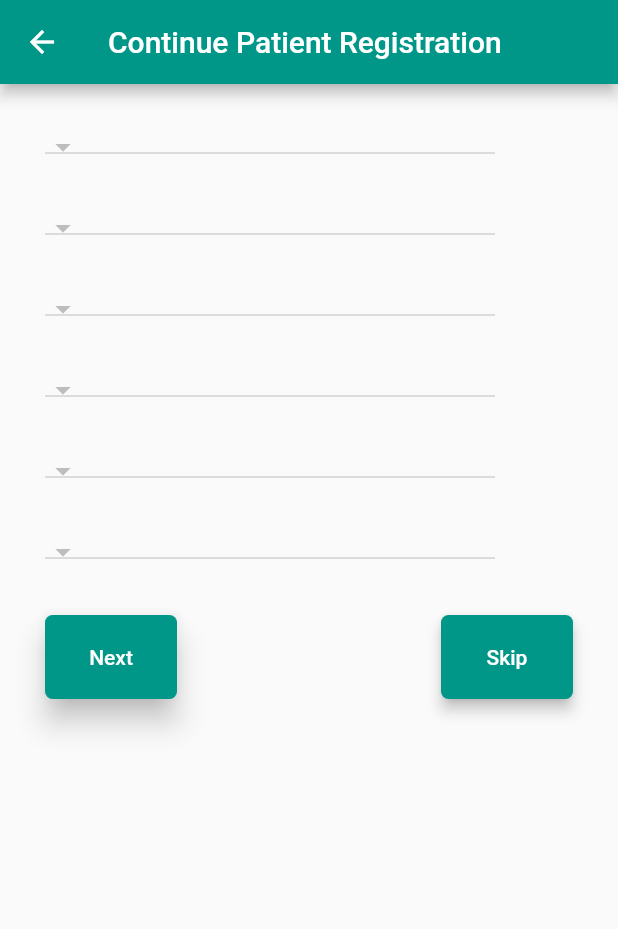
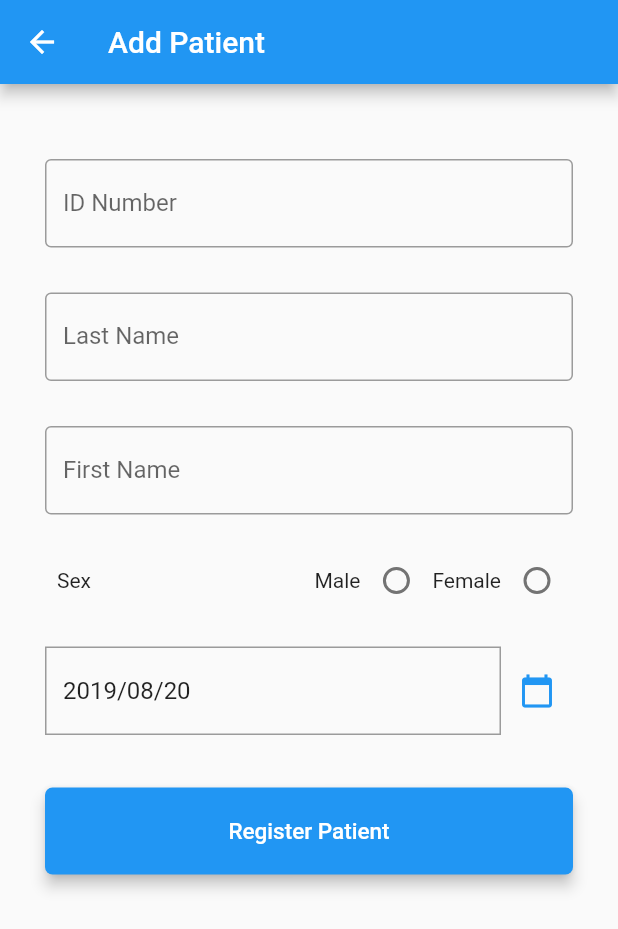
Before and after one commit to zingwena/ehr_mobile-flutter, a Flutter app: the EditDemographics screen opened directly with empty values, after a tap on "Skip", on a phone screen of 412 x 824 dp. Shown: the top 929 px of the screen. Run offline on Flutter 3.47's test engine with Material 2 defaults, Android fonts, the phone set to English and light mode, and no system bars; generated files the repository leaves out were written again.

Commit message:
add functionality to add patient firstname, lastname and national id

```diff
--- /dev/null
+++ b/lib/model/patient.dart
@@ -0,0 +1,66 @@
+import 'package:intl/intl.dart';
+import 'package:json_annotation/json_annotation.dart';
+
+part 'patient.g.dart';
+
+@JsonSerializable()
+class Patient {
+  int id;
+
+  String firstName;
+  String lastName;
+  String sex;
+  String nationalId;
+
+  DateTime birthDate;
+  int age;
+
+  String selfIdentifiedGender;
+  String religion;
+  String occupation;
+  String maritalStatus;
+  String educationLevel;
+
+  String schoolHouse;
+  String suburbVillage;
+  String town;
+
+
+
+  Patient.basic(this.nationalId, this.firstName,this.lastName,this.sex);
+
+  Patient(
+      this.firstName,
+      this.lastName,
+      this.sex,
+      this.nationalId,
+      this.birthDate,
+      this.selfIdentifiedGender,
+      this.religion,
+      this.occupation,
+      this.maritalStatus,
+      this.educationLevel);
+
+ factory Patient.fromJson(Map<String, dynamic> json) => _$PatientFromJson(json);
+
+
+  Map<String, dynamic> toJson() => _$PatientToJson(this);
+
+  @override
+  String toString() {
+    return 'Patient{id: $id, firstName: $firstName, lastName: $lastName, sex: $sex, nationalId: $nationalId, birthDate: $birthDate,age: $age selfIdentifiedGender: $selfIdentifiedGender, religion: $religion, occupation: $occupation, maritalStatus: $maritalStatus, educationLevel: $educationLevel, schoolHouse: $schoolHouse, suburbVillage: $suburbVillage, town: $town}';
+  }
+
+  static List<Patient> fromJsonDecodedMap(List dynamicList) {
+    List<Patient> patientList = [];
+
+    if (dynamicList != null) {
+      dynamicList.forEach((e) {
+        Patient patient = Patient.fromJson(e);
+        patientList.add(patient);
+      });
+    }
+
+    return patientList;
+  }
+}
--- /dev/null
+++ b/lib/view/add_patient.dart
@@ -0,0 +1,253 @@
+import 'dart:convert';
+
+import 'package:ehr_mobile/model/patient.dart';
+import 'package:flutter/material.dart';
+import 'package:intl/intl.dart';
+import 'package:flutter/services.dart';
+import 'edit_demographics.dart';
+
+class AddPatient extends StatefulWidget {
+  @override
+  State createState() {
+    return _AddPatient();
+  }
+}
+
+class _AddPatient extends State<AddPatient> {
+  final _formKey = GlobalKey<FormState>();
+   static final MethodChannel addPatient= MethodChannel('zw.gov.mohcc.mrs.ehr_mobile/addPatient');
+  String lastName, firstName, nationalId;
+  var selectedDate;
+  DateTime date;
+  int _gender = 0;
+  String gender = "";
+  String _identifier;
+  List<DropdownMenuItem<String>> _identifierDropdownMenuItem;
+  List _identifierList = [
+    "Select Identifier",
+    "Passport",
+    "Birth Certificate",
+    "National Id",
+    "Driver's Licence"
+  ];
+
+  @override
+  void initState() {
+    selectedDate = DateFormat("yyyy/MM/dd").format(DateTime.now());
+    date = DateTime.now();
+    _identifierDropdownMenuItem = getIdentifierDropdownMenuItems();
+    _identifier = _identifierDropdownMenuItem[0].value;
+    super.initState();
+  }
+
+  Future<Null> _selectDate(BuildContext context) async {
+    final DateTime picked = await showDatePicker(
+        context: context,
+        initialDate: DateTime.now(),
+        firstDate: DateTime(1900, 8),
+        lastDate: DateTime(2101));
+    if (picked != null && picked != selectedDate)
+      setState(() {
+        selectedDate = DateFormat("yyyy/MM/dd").format(picked);
+      });
+  }
+
+  void _handleGenderChange(int value) {
+    setState(() {
+      _gender = value;
+
+      switch (_gender) {
+        case 1:
+          gender = "MALE";
+          break;
+        case 2:
+          gender = "FEMALE";
+          break;
+      }
+    });
+  }
+
+  List<DropdownMenuItem<String>> getIdentifierDropdownMenuItems() {
+    List<DropdownMenuItem<String>> items = new List();
+    for (String identifier in _identifierList) {
+      // here we are creating the drop down menu items, you can customize the item right here
+      // but I'll just use a simple text for this
+      items.add(DropdownMenuItem(value: identifier, child: Text(identifier)));
+    }
+    return items;
+  }
+
+  @override
+  Widget build(BuildContext context) {
+
+    return Scaffold(
+      appBar: AppBar(
+        backgroundColor: Colors.blue,
+        title: Text('Add Patient'),
+      ),
+      body: SingleChildScrollView(
+        scrollDirection: Axis.vertical,
+        child: Padding(
+          padding: const EdgeInsets.all(30.0),
+          child: Form(
+              key: _formKey,
+              child: Column(
+                crossAxisAlignment: CrossAxisAlignment.start,
+                mainAxisAlignment: MainAxisAlignment.spaceEvenly,
+                children: <Widget>[
+                  SizedBox(
+                    height: 20.0,
+                  ),
+                  TextFormField(
+                    validator: (value) {
+                      return value.isEmpty ? 'Enter some text' : null;
+                    },
+                    onSaved: (value) => setState(() {
+                      nationalId = value;
+                    }),
+                    decoration: InputDecoration(
+                        labelText: _identifier == "Select Identifier"
+                            ? "ID Number"
+                            : _identifier + " Number",
+                        border: OutlineInputBorder()),
+                  ),
+                  SizedBox(
+                    height: 30.0,
+                  ),
+                  TextFormField(
+                    validator: (value) {
+                      return value.isEmpty ? 'Enter some text' : null;
+                    },
+                    onSaved: (value) => setState(() {
+                      lastName = value;
+                    }),
+                    decoration: InputDecoration(
+                        labelText: 'Last Name', border: OutlineInputBorder()),
+                  ),
+                  SizedBox(
+                    height: 30.0,
+                  ),
+                  TextFormField(
+                    validator: (value) {
+                      return value.isEmpty ? 'Enter some text' : null;
+                    },
+                    onSaved: (value) => setState(() {
+                      firstName = value;
+                    }),
+                    decoration: InputDecoration(
+                        labelText: 'First Name', border: OutlineInputBorder()),
+                  ),
+                  SizedBox(
+                    height: 20.0,
+                  ),
+                  Row(
+                    children: <Widget>[
+                      Expanded(
+                        child: SizedBox(
+                          child: Padding(
+                            padding: const EdgeInsets.all(8.0),
+                            child: Text('Sex'),
+                          ),
+                          width: 250,
+                        ),
+                      ),
+                      Text('Male'),
+                      Radio(
+                          value: 1,
+                          groupValue: _gender,
+                          activeColor: Colors.blue,
+                          onChanged: _handleGenderChange),
+                      Text('Female'),
+                      Radio(
+                          value: 2,
+                          groupValue: _gender,
+                          activeColor: Colors.blue,
+                          onChanged: _handleGenderChange)
+                    ],
+                  ),
+                  SizedBox(
+                    height: 20.0,
+                  ),
+                  Row(
+                    children: <Widget>[
+                      Expanded(
+                        child: SizedBox(
+                          child: Padding(
+                            padding: const EdgeInsets.all(0.0),
+                            child: TextFormField(
+                              controller:
+                              TextEditingController(text: selectedDate),
+                              validator: (value) {
+                                return value.isEmpty ? 'Enter some text' : null;
+                              },
+                              decoration: InputDecoration(
+                                  border: OutlineInputBorder(
+                                      borderRadius:
+                                      BorderRadius.circular(0.0))),
+                            ),
+                          ),
+                          width: 100,
+                        ),
+                      ),
+                      IconButton(
+                          icon: Icon(Icons.calendar_today),
+                          color: Colors.blue,
+                          onPressed: () {
+                            _selectDate(context);
+                          })
+                    ],
+                  ),
+                  SizedBox(
+                    height: 35.0,
+                  ),
+                  Container(
+                    width: double.infinity,
+                    child: RaisedButton(
+                      elevation: 4.0,
+                      shape: RoundedRectangleBorder(
+                          borderRadius: BorderRadius.circular(5.0)),
+                      color: Colors.blue,
+                      padding: const EdgeInsets.all(20.0),
+                      child: Text(
+                        "Register Patient",
+                        style: TextStyle(
+                            fontSize: 15,
+                            color: Colors.white,
+                            fontWeight: FontWeight.w500),
+                      ),
+                      onPressed: () async {
+                        if (_formKey.currentState.validate()) {
+                          _formKey.currentState.save();
+
+                           Patient patient= Patient.basic(nationalId, firstName, lastName, gender);
+                           await registerPatient(patient);
+                          print("=--------------------=-=-=-=-=-");
+                          print(selectedDate);
+                          Navigator.push(
+                              context,
+                              MaterialPageRoute(
+                                  builder: (context) => EditDemographics(
+                                      lastName, firstName, date, gender)));
+
+                        }
+                      },
+                    ),
+                  ),
+                ],
+              )),
+        ),
+      ),
+    );
+  }
+
+ Future<void> registerPatient(Patient patient)async{
+    String response;
+    try {
+      String jsonPatient = jsonEncode(patient);
+      response= await addPatient.invokeMethod('registerPatient',jsonPatient);
+    }
+    catch(e){
+      print('Something went wrong...... cause $e');
+    }
+ }
+}
--- a/lib/view/data_syncronization.dart
+++ b/lib/view/data_syncronization.dart
@@ -1,4 +1,5 @@
 
+import 'package:ehr_mobile/view/add_patient.dart';
 import 'package:flutter/material.dart';
 import 'edit_demographics.dart';
 import 'package:flutter/services.dart';
@@ -164,7 +165,7 @@ class _DataSyncronizationState extends State<DataSyncronization> {
          if(_key.currentState.validate()){
            DateTime date= DateTime.now();
            Navigator.push(
-               context, MaterialPageRoute(builder: (context) => EditDemographics("ruzane","tinotenda",date,"male")));
+               context, MaterialPageRoute(builder: (context) => AddPatient()));
              _key.currentState.save();
              String result;
              try {
--- a/lib/view/edit_demographics.dart
+++ b/lib/view/edit_demographics.dart
@@ -4,6 +4,7 @@ import 'package:ehr_mobile/model/EducationLevel.dart';
 import 'package:ehr_mobile/model/Nationality.dart';
 import 'package:ehr_mobile/model/Occupation.dart';
 import 'package:ehr_mobile/model/Religion.dart';
+import 'package:ehr_mobile/view/add_patient.dart';
 import 'package:intl/intl.dart';
 import 'package:ehr_mobile/model/MaritalStatus.dart';
 //import 'package:cbs_app/model/person.dart';
@@ -385,10 +386,10 @@ class _EditDemographicsState extends State<EditDemographics> {
 
 //
 //              Scaffold.of(context).showSnackBar(SnackBar(content: Text('Contact saved')));
-//                              Navigator.push(
-//                                  context,
-//                                  MaterialPageRoute(
-//                                      builder: (context) => ListPeople()));
+                              Navigator.push(
+                                  context,
+                                  MaterialPageRoute(
+                                      builder: (context) => AddPatient()));
 //                            }
                           },
                         ),
--- a/pubspec.yaml
+++ b/pubspec.yaml
@@ -24,6 +24,8 @@ dependencies:
   # Use with the CupertinoIcons class for iOS style icons.
   cupertino_icons: ^0.1.2
   datetime_picker_formfield: ^0.4.1
+  json_serializable: ^3.1.0
+  build_runner: ^1.0.0
 
 dev_dependencies:
   flutter_test:
```
Also changed, not shown: lib/model/patient.g.dart (added), pubspec.lock, 6 other files.
